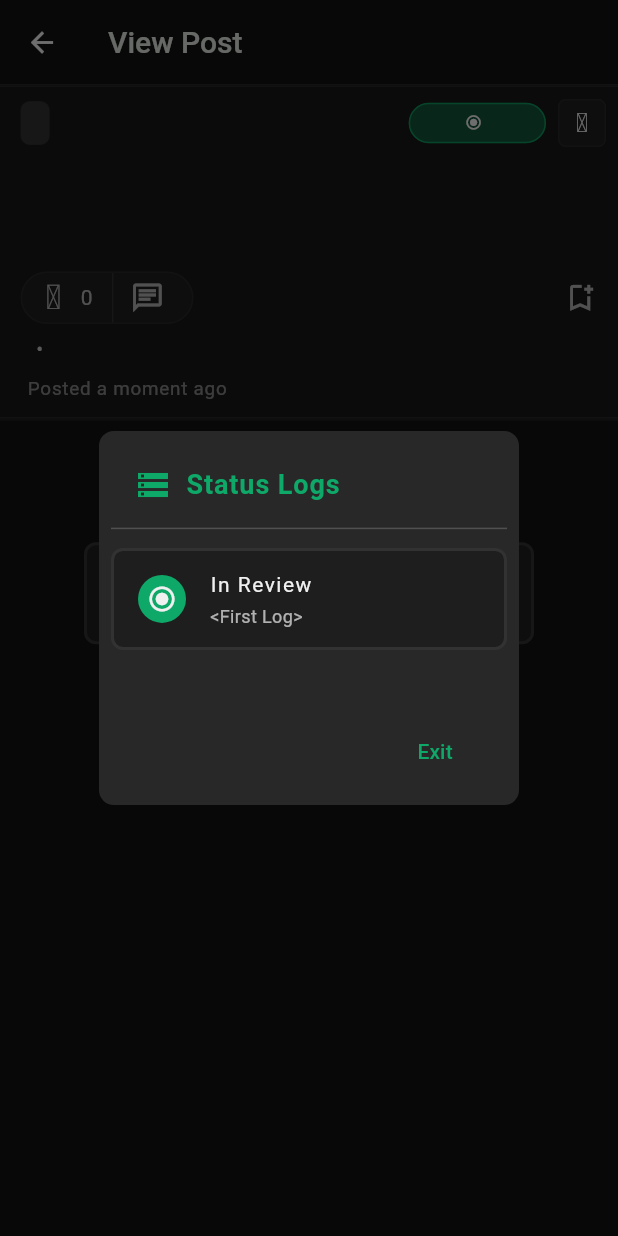
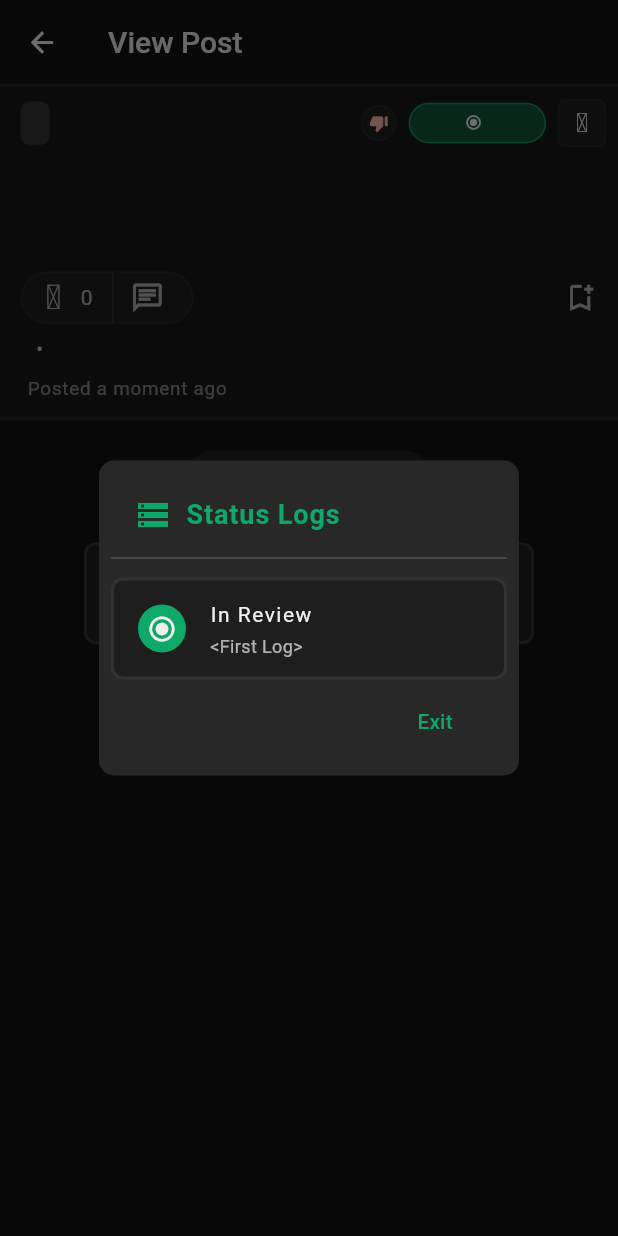
Before and after one commit to DenserMeerkat/hitch-handler, a Flutter app: the PostsPage screen opened directly with empty values, after a tap on the "radio button checked" icon, on a phone screen of 412 x 824 dp. Run offline on Flutter 3.47's test engine with Material 2 defaults, Android fonts, the light colour scheme and no system bars; drawn by our look-alikes of auto_size_text, like_button, overlay_support; our stand-ins replace adaptive_theme, circular_countdown_timer, cloud_firestore, expandable_text, firebase_auth, firebase_core and 14 more; missing offline and left inert: flutter_exit_app, flutter_initicon; accounts and stored records are empty.

Commit message:
Satisfied Dialog
-Themed SatisfiedDialog with changes in updateSatisfied function
-StatusLogDialog is no longer shown due to exception. Instead button navigates to PostsPage.

```diff
--- a/lib/models/post.dart
+++ b/lib/models/post.dart
@@ -21,7 +21,7 @@ class Post {
   final DateTime? dateClosed;
   final String? authUid;
   final String? authRemark;
-  final double? rating;
+  final String? satisfied;
 
   const Post({
     required this.postId,
@@ -43,7 +43,7 @@ class Post {
     this.authRemark,
     this.dateClosed,
     this.authUid,
-    this.rating,
+    this.satisfied,
   });
 
   Map<String, dynamic> toJson() => {
@@ -66,7 +66,7 @@ class Post {
         "authRemark": authRemark,
         "dateClosed": dateClosed,
         "authUid": authUid,
-        "rating": rating,
+        "satisfied": satisfied,
       };
 
   static Post fromSnap(DocumentSnapshot snap) {
@@ -91,7 +91,7 @@ class Post {
       authRemark: snapshot["authRemark"],
       dateClosed: snapshot["dateClosed"],
       authUid: snapshot["authUid"],
-      rating: snapshot["rating"],
+      satisfied: snapshot["satisfied"],
     );
   }
 }
--- a/lib/screens/common/post/postfooter.dart
+++ b/lib/screens/common/post/postfooter.dart
@@ -6,6 +6,7 @@ import 'package:adaptive_theme/adaptive_theme.dart';
 import 'package:cloud_firestore/cloud_firestore.dart';
 import 'package:flutter_screenutil/flutter_screenutil.dart';
 import 'package:fluttertoast/fluttertoast.dart';
+import 'package:hitch_handler/screens/components/utils/satisfieddialog.dart';
 import 'package:like_button/like_button.dart';
 import 'package:material_design_icons_flutter/material_design_icons_flutter.dart';
 
@@ -17,6 +18,7 @@ import 'package:hitch_handler/screens/common/post_page.dart';
 
 TextEditingController _reasonController = TextEditingController();
 String choice = 'no';
+
 class PostInfo extends StatefulWidget {
   const PostInfo({
     super.key,
@@ -147,6 +149,7 @@ class _ActionButtonsState extends State<ActionButtons> {
   late dynamic sub;
   bool likeProcessing = false;
   bool bookmarkProcessing = false;
+  late String? satisfied;
   @override
   void initState() {
     isUpVoted = widget.snap['upVotes'].contains(widget.user.uid) ? true : false;
@@ -154,6 +157,7 @@ class _ActionButtonsState extends State<ActionButtons> {
     upVoteCount = widget.snap['upVotes'].length;
     isBookmarked =
         widget.snap['bookmarks'].contains(widget.user.uid) ? true : false;
+
     var collection = FirebaseFirestore.instance.collection('posts');
     sub =
         collection.doc(widget.snap['postId']).snapshots().listen((docSnapshot) {
@@ -165,6 +169,12 @@ class _ActionButtonsState extends State<ActionButtons> {
               data['bookmarks'].contains(widget.user.uid) ? true : false;
           //upVoteCount = data['upVoteCount'];
           upVoteCount = data['upVotes'].length;
+          try {
+            satisfied = data['satisfied'];
+          } catch (err) {
+            satisfied = null;
+            debugPrint(err.toString());
+          }
         }
       });
     });
@@ -180,6 +190,12 @@ class _ActionButtonsState extends State<ActionButtons> {
 
   @override
   Widget build(BuildContext context) {
+    try {
+      satisfied = widget.snap['satisfied'];
+    } catch (err) {
+      satisfied = null;
+      debugPrint(err.toString());
+    }
     Future<bool> onLikeButtonTapped(bool isLiked) async {
       setState(() {
         likeProcessing = true;
@@ -358,78 +374,53 @@ class _ActionButtonsState extends State<ActionButtons> {
                 ),
           const Spacer(),
           widget.snap['status'] == "Closed" &&
-                  widget.user.uid == widget.snap['uid']
+                  widget.user.uid == widget.snap['uid'] &&
+                  (satisfied == null ? true : false)
               ? SizedBox(
-                  height: 30,
+                  height: 28,
                   child: OutlinedButton(
                     style: ButtonStyle(
                       shape: MaterialStatePropertyAll(
                         RoundedRectangleBorder(
-                          borderRadius: BorderRadius.circular(4),
+                          borderRadius: BorderRadius.circular(50),
                         ),
                       ),
-                      foregroundColor: MaterialStatePropertyAll(
-                          isDark ? kPrimaryColor : kLTextColor),
+                      foregroundColor: MaterialStatePropertyAll(isDark
+                          ? kTextColor.withOpacity(0.7)
+                          : kLTextColor.withOpacity(0.7)),
                     ),
                     onPressed: () {
                       showDialog(
                         context: context,
                         builder: (BuildContext context) {
-                          return AlertDialog(
-                            title: Text('Are you satisfied?'),
-                            actions: <Widget>[
-                              TextButton(
-                                child: Text('Yes'),
-                                onPressed: () {
-                                  choice='Yes';
-                                  Navigator.of(context).pop(); // close the dialog
-                                },
-                              ),
-                              TextButton(
-                                child: Text('No'),
-                                onPressed: () {
-                                  choice='No';
-                                  Navigator.of(context).pop(); // close the dialog
-                                  showDialog(
-                                    context: context,
-                                    builder: (BuildContext context) {
-                                      return AlertDialog(
-                                        title: Text('Enter reason'),
-                                        content: TextField(
-                                          controller: _reasonController,
-                                          decoration: InputDecoration(
-                                            hintText: 'Enter reason here',
-                                          ),
-                                        ),
-                                        actions: <Widget>[
-                                          TextButton(
-                                            child: Text('Cancel'),
-                                            onPressed: () {
-                                              Navigator.of(context).pop(); // close the dialog
-                                              _reasonController.clear(); // clear the reason controller
-                                            },
-                                          ),
-                                          TextButton(
-                                            child: Text('Submit'),
-                                            onPressed: () async{
-                                              Navigator.of(context).pop();// close the dialog
-                                              String res;
-                                              res = await FirestoreMethods().isSatisfiedUpdate(widget.snap['postId'],choice,_reasonController.text);
-                                              _reasonController.clear(); // clear the reason controller
-                                            },
-                                          ),
-                                        ],
-                                      );
-                                      },
-                                  );
-                                  },
-                              ),
-                            ],
+                          return SatisfiedDialog(
+                            snap: widget.snap,
+                            user: widget.user,
+                            onSubmit: (val) {
+                              if (val) {
+                                setState(() {
+                                  satisfied = null;
+                                });
+                              }
+                            },
                           );
-                          },
+                        },
                       );
-                      },
-                    child: const Text("Satisfied ?"),
+                      debugPrint(satisfied.toString());
+                    },
+                    child: Row(
+                      children: const [
+                        Icon(
+                          Icons.thumb_up_outlined,
+                          size: 14,
+                        ),
+                        VerticalDivider(),
+                        Icon(
+                          Icons.thumb_down_outlined,
+                          size: 14,
+                        )
+                      ],
+                    ),
                   ),
                 )
               : const SizedBox(),
--- a/lib/screens/common/post/posttop.dart
+++ b/lib/screens/common/post/posttop.dart
@@ -7,6 +7,8 @@ import 'package:adaptive_theme/adaptive_theme.dart';
 import 'package:cloud_firestore/cloud_firestore.dart';
 import 'package:flutter_screenutil/flutter_screenutil.dart';
 import 'package:fluttertoast/fluttertoast.dart';
+import 'package:hitch_handler/args_class.dart';
+import 'package:hitch_handler/screens/common/post_page.dart';
 import 'package:material_design_icons_flutter/material_design_icons_flutter.dart';
 import 'package:provider/provider.dart';
 
@@ -66,6 +68,7 @@ class _PostTopState extends State<PostTop> {
   late Color statusColor;
   late int statusIndex;
   late dynamic sub;
+  String? satisfied;
   @override
   void initState() {
     var collection = FirebaseFirestore.instance.collection('posts');
@@ -86,6 +89,12 @@ class _PostTopState extends State<PostTop> {
           default:
             statusIndex = 0;
         }
+        try {
+          satisfied = data['satisfied'];
+        } catch (err) {
+          satisfied = null;
+          debugPrint(err.toString());
+        }
         update();
       }
     });
@@ -105,6 +114,12 @@ class _PostTopState extends State<PostTop> {
     }
     statusColor = PostTop.status[statusIndex].color;
     statusIcon = PostTop.status[statusIndex].icon;
+    try {
+      satisfied = widget.snap['satisfied'];
+    } catch (err) {
+      satisfied = null;
+      debugPrint(err.toString());
+    }
   }
 
   void update() {
@@ -155,6 +170,51 @@ class _PostTopState extends State<PostTop> {
             ),
           ),
           const Spacer(),
+          satisfied != null
+              ? satisfied == 'Yes'
+                  ? Tooltip(
+                      triggerMode: TooltipTriggerMode.tap,
+                      message: "User Satisfied",
+                      child: Container(
+                        padding: const EdgeInsets.all(4),
+                        decoration: BoxDecoration(
+                            color:
+                                isDark ? kGrey30 : kLBlack15.withOpacity(0.7),
+                            borderRadius: BorderRadius.circular(50),
+                            border:
+                                Border.all(color: isDark ? kGrey40 : kLGrey30)),
+                        child: const Icon(
+                          Icons.thumb_up_alt,
+                          color: kPrimaryColor,
+                          size: 14,
+                        ),
+                      ),
+                    )
+                  : Tooltip(
+                      triggerMode: TooltipTriggerMode.tap,
+                      message: "User not Satisfied",
+                      child: Container(
+                        padding: const EdgeInsets.all(4),
+                        decoration: BoxDecoration(
+                            color:
+                                isDark ? kGrey30 : kLBlack15.withOpacity(0.7),
+                            borderRadius: BorderRadius.circular(50),
+                            border:
+                                Border.all(color: isDark ? kGrey40 : kLGrey30)),
+                        child: Icon(
+                          Icons.thumb_down_alt,
+                          color: isDark
+                              ? AdaptiveTheme.of(context)
+                                  .theme
+                                  .colorScheme
+                                  .error
+                              : kErrorColor,
+                          size: 14,
+                        ),
+                      ),
+                    )
+              : Container(),
+          const SizedBox(width: 8),
           widget.isAuthority
               ? PopupMenuButton(
                   color: isDark ? kGrey40 : kLBlack10,
@@ -209,20 +269,24 @@ class _PostTopState extends State<PostTop> {
                       PopupMenuItem<int>(
                         height: 20,
                         onTap: () {
-                          Future.delayed(
-                            const Duration(seconds: 0),
-                            () => showDialog(
-                              context: context,
-                              useSafeArea: false,
-                              builder: (BuildContext context) {
-                                return StatusLogDialog(
-                                  statusIndex: statusIndex,
-                                  snap: widget.snap,
-                                  user: user,
-                                );
-                              },
-                            ),
-                          );
+                          Future.delayed(const Duration(seconds: 0), () {
+                            final args =
+                                PostsArguments(widget.snap, widget.isAuthority);
+                            Navigator.pushNamed(context, PostsPage.routeName,
+                                arguments: args);
+                          }
+                              // showDialog(
+                              //   context: context,
+                              //   useSafeArea: false,
+                              //   builder: (BuildContext context) {
+                              //     return StatusLogDialog(
+                              //       statusIndex: statusIndex,
+                              //       snap: widget.snap,
+                              //       user: user,
+                              //     );
+                              //   },
+                              // ),
+                              );
                         },
                         padding: const EdgeInsets.symmetric(
                             horizontal: 8, vertical: 8),
--- a/lib/screens/components/customfields/dialogtextfield.dart
+++ b/lib/screens/components/customfields/dialogtextfield.dart
@@ -52,7 +52,7 @@ class DialogTextFormField extends StatelessWidget {
     return TextFormField(
       maxLines: maxLines,
       minLines: minLines,
-      enabled: true,
+      enabled: enabled,
       autovalidateMode: AutovalidateMode.onUserInteraction,
       style: AdaptiveTheme.of(context).theme.textTheme.bodyMedium,
       validator: validator,
--- a/lib/screens/components/utils/signupdialog.dart
+++ b/lib/screens/components/utils/signupdialog.dart
@@ -51,7 +51,7 @@ class _SignUpDialogState extends State<SignUpDialog> {
   void initState() {
     newUser = widget.user;
     widget.user.email != '' ? myEmailController.text = widget.user.email : null;
-    widget.user.mobno != '' ? myEmailController.text = widget.user.mobno : null;
+    widget.user.mobno != '' ? myPhoneController.text = widget.user.mobno : null;
     myEmailController.addListener(() {
       setState(() {
         clearEmail = myEmailController.text.isNotEmpty;
@@ -162,7 +162,6 @@ class _SignUpDialogState extends State<SignUpDialog> {
             submit
                 ? () {
                     if (_formkey.currentState!.validate()) {
-                      debugPrint("Print");
                       Navigator.of(context).pop();
                       newUser.email = myEmailController.text;
                       newUser.mobno = myPhoneController.text;
--- a/lib/screens/components/utils/statuslogdialog.dart
+++ b/lib/screens/components/utils/statuslogdialog.dart
@@ -6,9 +6,7 @@ import 'package:flutter/material.dart';
 
 // Package imports:
 import 'package:adaptive_theme/adaptive_theme.dart';
-import 'package:auto_size_text/auto_size_text.dart';
 import 'package:cloud_firestore/cloud_firestore.dart';
-import 'package:flutter_screenutil/flutter_screenutil.dart';
 
 // Project imports:
 import 'package:hitch_handler/constants.dart';
@@ -54,7 +52,9 @@ class _StatusLogDialogState extends State<StatusLogDialog> {
       shape: RoundedRectangleBorder(borderRadius: BorderRadius.circular(10)),
       backgroundColor: isDark ? kGrey40 : kLBlack10,
       surfaceTintColor: isDark ? kGrey40 : kLBlack10,
+      scrollable: true,
       title: Row(
+        mainAxisSize: MainAxisSize.min,
         children: [
           const FittedBox(
             child: Icon(
@@ -73,7 +73,10 @@ class _StatusLogDialogState extends State<StatusLogDialog> {
           ),
         ],
       ),
-      content: StreamBuilder<List<DocumentSnapshot>>(
+      content: Column(
+        mainAxisSize: MainAxisSize.min,
+        children: [
+          StreamBuilder<List<DocumentSnapshot>>(
             stream: streamController.stream,
             builder: (BuildContext context,
                 AsyncSnapshot<List<DocumentSnapshot>> snapshot) {
@@ -95,9 +98,7 @@ class _StatusLogDialogState extends State<StatusLogDialog> {
                 );
               }
               if (snapshot.data!.isEmpty) {
-            return Container(
-              constraints: BoxConstraints(minHeight: 100.h),
-              child: SingleChildScrollView(
+                return SingleChildScrollView(
                   child: Column(
                     mainAxisSize: MainAxisSize.min,
                     children: [
@@ -150,7 +151,6 @@ class _StatusLogDialogState extends State<StatusLogDialog> {
                       ),
                     ],
                   ),
-              ),
                 );
               }
               List<Widget> list = [];
@@ -175,9 +175,7 @@ class _StatusLogDialogState extends State<StatusLogDialog> {
                   ),
                 );
               }
-          return Container(
-            constraints: BoxConstraints(maxHeight: 250.h),
-            child: SingleChildScrollView(
+              return SingleChildScrollView(
                 child: Column(
                   mainAxisSize: MainAxisSize.min,
                   children: [
@@ -191,9 +189,10 @@ class _StatusLogDialogState extends State<StatusLogDialog> {
                     ...list
                   ],
                 ),
-            ),
               );
             },
+          ),
+        ],
       ),
       contentPadding: const EdgeInsets.fromLTRB(8, 16, 8, 0),
       actions: [
--- a/pubspec.yaml
+++ b/pubspec.yaml
@@ -68,6 +68,7 @@ dependencies:
   http: ^0.13.5
   flutter_initicon: ^3.0.0+1
   circular_countdown_timer: ^0.2.3
+  material_segmented_control: ^4.2.0
   #expandable_page_view: ^1.0.17
 
 dev_dependencies:
```
Also changed, not shown: lib/resources/firestore_methods.dart (+9 -6 lines), lib/screens/components/utils/satisfieddialog.dart (added, +301 -0 lines), pubspec.lock. Lines whose indentation alone changed are shown as unchanged.
